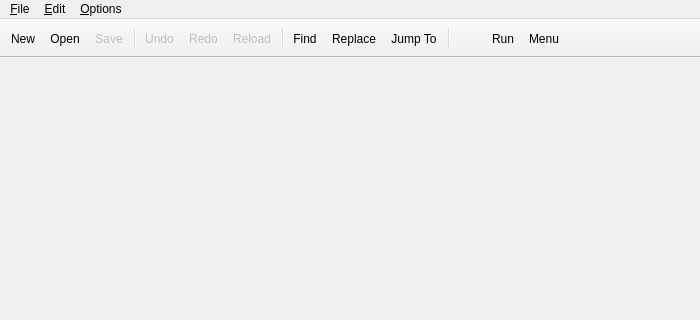
tembun/fpad, file featherpad/fp.ui: the form before one commit; both pictures show x 0 to 700 and y 0 to 320 of the 700 by 500 pixel window.
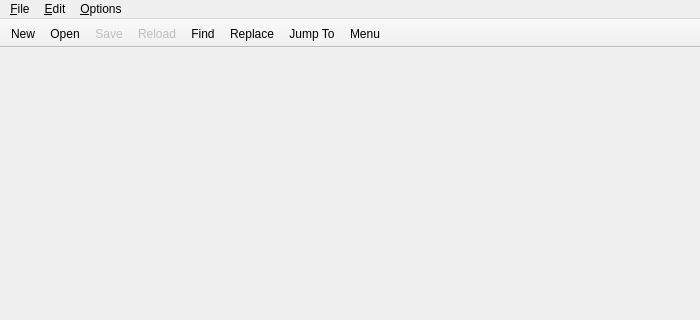
The form after the commit. Custom widgets are drawn as their Qt base class.

Commit message: hide useless edit menu items

```diff
--- a/featherpad/fp.ui
+++ b/featherpad/fp.ui
@@ -259,17 +259,10 @@
    <addaction name="actionNew"/>
    <addaction name="actionOpen"/>
    <addaction name="actionSave"/>
-   <addaction name="separator"/>
-   <addaction name="actionUndo"/>
-   <addaction name="actionRedo"/>
    <addaction name="actionReload"/>
-   <addaction name="separator"/>
    <addaction name="actionFind"/>
    <addaction name="actionReplace"/>
    <addaction name="actionJump"/>
-   <addaction name="separator"/>
-   <addaction name="actionEdit"/>
-   <addaction name="actionRun"/>
    <addaction name="actionMenu"/>
   </widget>
   <widget class="QStatusBar" name="statusBar"/>
@@ -470,28 +463,6 @@
     <string>Ctrl+S</string>
    </property>
   </action>
-  <action name="actionUndo">
-   <property name="enabled">
-    <bool>false</bool>
-   </property>
-   <property name="text">
-    <string>&amp;Undo</string>
-   </property>
-   <property name="shortcut">
-    <string>Ctrl+Z</string>
-   </property>
-  </action>
-  <action name="actionRedo">
-   <property name="enabled">
-    <bool>false</bool>
-   </property>
-   <property name="text">
-    <string>&amp;Redo</string>
-   </property>
-   <property name="shortcut">
-    <string>Ctrl+Shift+Z</string>
-   </property>
-  </action>
   <action name="actionReload">
    <property name="enabled">
     <bool>false</bool>
@@ -863,11 +834,6 @@
     	<string>Alt+1</string>
     </property>
   </action>
-  <action name="actionEdit">
-   <property name="shortcut">
-    <string>Ctrl+Shift+E</string>
-   </property>
-  </action>
   <action name="actionISO_8859_15">
    <property name="checkable">
     <bool>true</bool>
@@ -911,17 +877,6 @@
     <string>Menu</string>
    </property>
   </action>
-  <action name="actionRun">
-   <property name="text">
-    <string>&amp;Run</string>
-   </property>
-   <property name="toolTip">
-    <string>Execute</string>
-   </property>
-   <property name="shortcut">
-    <string>Ctrl+E</string>
-   </property>
-  </action>
   <action name="actionSaveAllFiles">
    <property name="text">
     <string>Save All Files</string>
```
Left out of the diff: 65 changed lines with no effect on the pictures. The commit also changes 3 other files.
